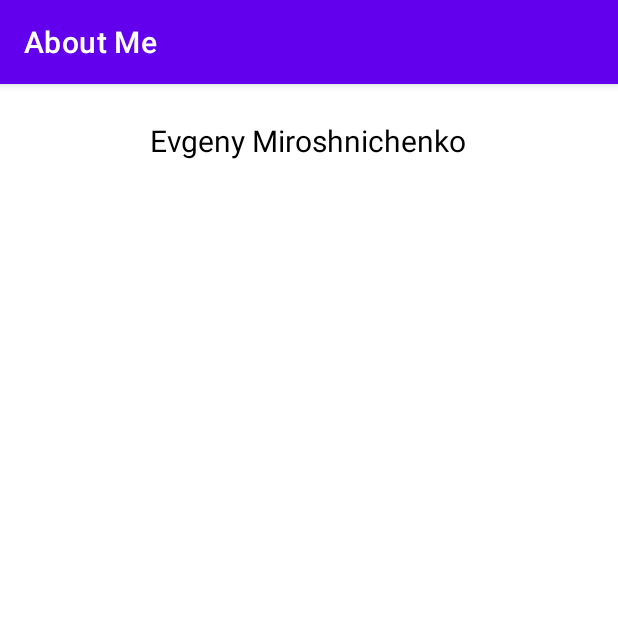
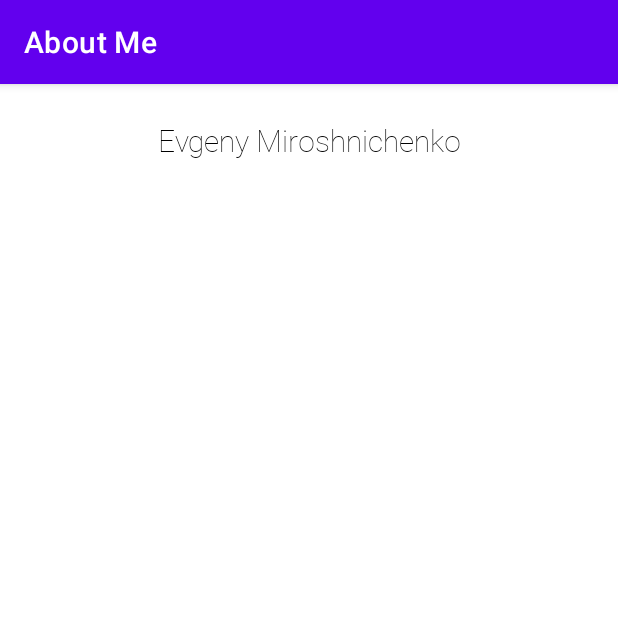
Before and after one commit to dev-center-git-preview/AboutMe, an Android app: the screen it shows after launch (MainActivity), on a phone screen of 412 x 824 dp, the top half of it. Run offline under Robolectric (Android 15) with nearby library versions, the phone set to English and light mode, and no system bars.

Commit message:
Extracted "Name" text style to resources

```diff
--- a/app/src/main/res/layout/activity_main.xml
+++ b/app/src/main/res/layout/activity_main.xml
@@ -7,11 +7,9 @@
 
     <TextView
         android:id="@+id/name_text"
-        android:layout_width="wrap_content"
+        android:layout_width="match_parent"
         android:layout_height="wrap_content"
-        android:layout_gravity="center_horizontal"
-        android:paddingTop="@dimen/small_padding"
         android:text="@string/name"
-        android:textColor="@android:color/black"
-        android:textSize="@dimen/text_size" />
+        android:textAlignment="center"
+        style="@style/NameStyle" />
 </LinearLayout>
--- /dev/null
+++ b/app/src/main/res/values/styles.xml
@@ -0,0 +1,11 @@
+<?xml version="1.0" encoding="utf-8"?>
+<resources>
+
+    <style name="NameStyle">
+        <item name="android:layout_gravity">center_horizontal</item>
+        <item name="android:fontFamily">@font/roboto_thin</item>
+        <item name="android:paddingTop">@dimen/small_padding</item>
+        <item name="android:textColor">@android:color/black</item>
+        <item name="android:textSize">@dimen/text_size</item>
+    </style>
+</resources>
```
